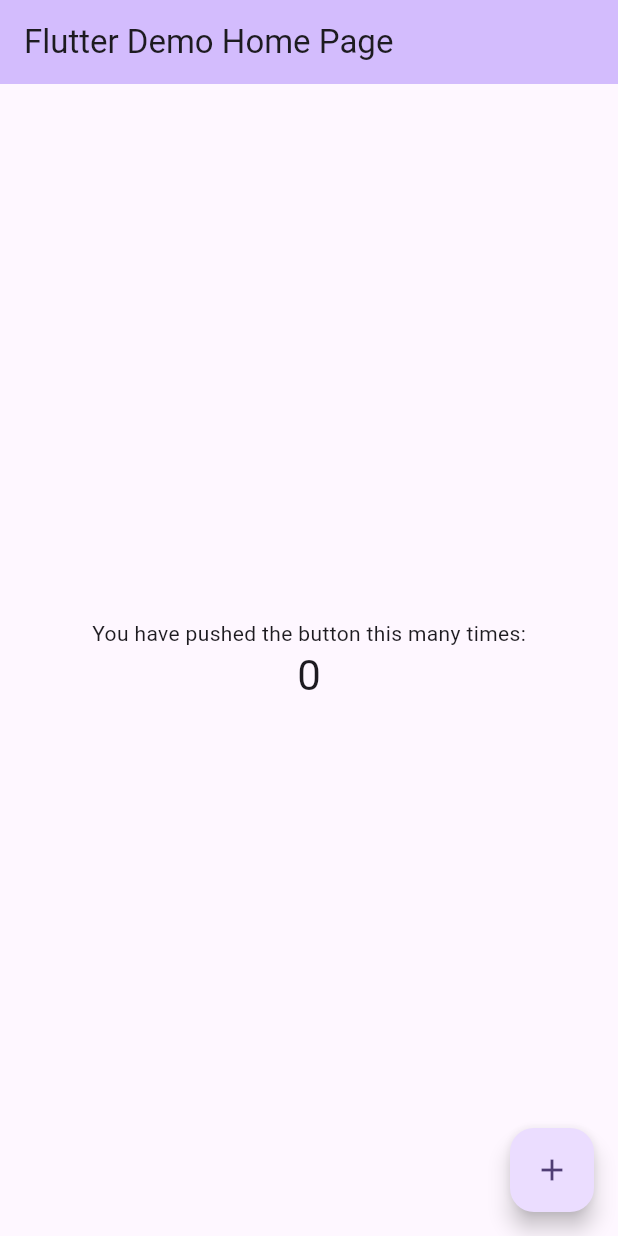
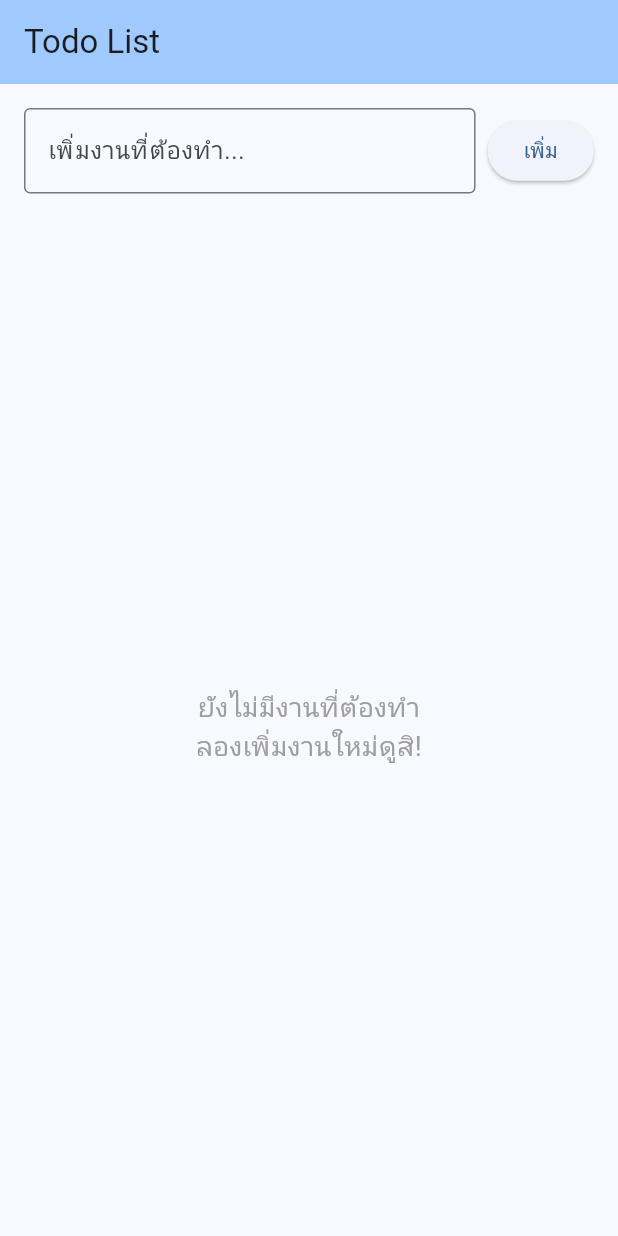
Before and after one commit to yokiieten/todolist, a Flutter app: the screen it shows after launch, on a phone screen of 412 x 824 dp. Run offline on Flutter 3.47's test engine with Material 3 defaults, Android fonts, the phone set to English and light mode, and no system bars.

Commit message:
add begin

```diff
--- a/lib/main.dart
+++ b/lib/main.dart
@@ -7,116 +7,110 @@ void main() {
 class MyApp extends StatelessWidget {
   const MyApp({super.key});
 
-  // This widget is the root of your application.
   @override
   Widget build(BuildContext context) {
     return MaterialApp(
-      title: 'Flutter Demo',
+      title: 'Todo List App',
       theme: ThemeData(
-        // This is the theme of your application.
-        //
-        // TRY THIS: Try running your application with "flutter run". You'll see
-        // the application has a purple toolbar. Then, without quitting the app,
-        // try changing the seedColor in the colorScheme below to Colors.green
-        // and then invoke "hot reload" (save your changes or press the "hot
-        // reload" button in a Flutter-supported IDE, or press "r" if you used
-        // the command line to start the app).
-        //
-        // Notice that the counter didn't reset back to zero; the application
-        // state is not lost during the reload. To reset the state, use hot
-        // restart instead.
-        //
-        // This works for code too, not just values: Most code changes can be
-        // tested with just a hot reload.
-        colorScheme: ColorScheme.fromSeed(seedColor: Colors.deepPurple),
+        colorScheme: ColorScheme.fromSeed(seedColor: Colors.blue),
+        useMaterial3: true,
       ),
-      home: const MyHomePage(title: 'Flutter Demo Home Page'),
+      home: const TodoListPage(),
     );
   }
 }
 
-class MyHomePage extends StatefulWidget {
-  const MyHomePage({super.key, required this.title});
-
-  // This widget is the home page of your application. It is stateful, meaning
-  // that it has a State object (defined below) that contains fields that affect
-  // how it looks.
-
-  // This class is the configuration for the state. It holds the values (in this
-  // case the title) provided by the parent (in this case the App widget) and
-  // used by the build method of the State. Fields in a Widget subclass are
-  // always marked "final".
-
-  final String title;
+class TodoListPage extends StatefulWidget {
+  const TodoListPage({super.key});
 
   @override
-  State<MyHomePage> createState() => _MyHomePageState();
+  State<TodoListPage> createState() => _TodoListPageState();
 }
 
-class _MyHomePageState extends State<MyHomePage> {
-  int _counter = 0;
+class _TodoListPageState extends State<TodoListPage> {
+  final List<String> _todos = [];
+  final TextEditingController _controller = TextEditingController();
 
-  void _incrementCounter() {
+  void _addTodo() {
+    if (_controller.text.isNotEmpty) {
+      setState(() {
+        _todos.add(_controller.text);
+        _controller.clear();
+      });
+    }
+  }
+
+  void _removeTodo(int index) {
     setState(() {
-      // This call to setState tells the Flutter framework that something has
-      // changed in this State, which causes it to rerun the build method below
-      // so that the display can reflect the updated values. If we changed
-      // _counter without calling setState(), then the build method would not be
-      // called again, and so nothing would appear to happen.
-      _counter++;
+      _todos.removeAt(index);
     });
   }
 
   @override
   Widget build(BuildContext context) {
-    // This method is rerun every time setState is called, for instance as done
-    // by the _incrementCounter method above.
-    //
-    // The Flutter framework has been optimized to make rerunning build methods
-    // fast, so that you can just rebuild anything that needs updating rather
-    // than having to individually change instances of widgets.
     return Scaffold(
       appBar: AppBar(
-        // TRY THIS: Try changing the color here to a specific color (to
-        // Colors.amber, perhaps?) and trigger a hot reload to see the AppBar
-        // change color while the other colors stay the same.
         backgroundColor: Theme.of(context).colorScheme.inversePrimary,
-        // Here we take the value from the MyHomePage object that was created by
-        // the App.build method, and use it to set our appbar title.
-        title: Text(widget.title),
+        title: const Text('Todo List'),
       ),
-      body: Center(
-        // Center is a layout widget. It takes a single child and positions it
-        // in the middle of the parent.
-        child: Column(
-          // Column is also a layout widget. It takes a list of children and
-          // arranges them vertically. By default, it sizes itself to fit its
-          // children horizontally, and tries to be as tall as its parent.
-          //
-          // Column has various properties to control how it sizes itself and
-          // how it positions its children. Here we use mainAxisAlignment to
-          // center the children vertically; the main axis here is the vertical
-          // axis because Columns are vertical (the cross axis would be
-          // horizontal).
-          //
-          // TRY THIS: Invoke "debug painting" (choose the "Toggle Debug Paint"
-          // action in the IDE, or press "p" in the console), to see the
-          // wireframe for each widget.
-          mainAxisAlignment: MainAxisAlignment.center,
-          children: <Widget>[
-            const Text('You have pushed the button this many times:'),
-            Text(
-              '$_counter',
-              style: Theme.of(context).textTheme.headlineMedium,
+      body: Column(
+        children: [
+          // Input section
+          Padding(
+            padding: const EdgeInsets.all(16.0),
+            child: Row(
+              children: [
+                Expanded(
+                  child:
+                  TextField(
+                    controller: _controller,
+                    decoration: const InputDecoration(
+                      hintText: 'เพิ่มงานที่ต้องทำ...',
+                      border: OutlineInputBorder(),
+                    ),
+                    onSubmitted: (_) => _addTodo(),
+                  ),
+                ),
+                const SizedBox(width: 8),
+                ElevatedButton(
+                  onPressed: _addTodo,
+                  child: const Text('เพิ่ม'),
+                ),
+              ],
             ),
-          ],
-        ),
+          ),
+          // Todo list
+          Expanded(
+            child: _todos.isEmpty
+                ? const Center(
+                    child: Text(
+                      'ยังไม่มีงานที่ต้องทำ\nลองเพิ่มงานใหม่ดูสิ!',
+                      textAlign: TextAlign.center,
+                      style: TextStyle(fontSize: 18, color: Colors.grey),
+                    ),
+                  )
+                : ListView.builder(
+                    itemCount: _todos.length,
+                    itemBuilder: (context, index) {
+                      return ListTile(
+                        leading: const Icon(Icons.check_box_outline_blank),
+                        title: Text(_todos[index]),
+                        trailing: IconButton(
+                          icon: const Icon(Icons.delete, color: Colors.red),
+                          onPressed: () => _removeTodo(index),
+                        ),
+                      );
+                    },
+                  ),
+          ),
+        ],
       ),
-      floatingActionButton: FloatingActionButton(
-        onPressed: _incrementCounter,
-        tooltip: 'Increment',
-        child: const Icon(Icons.add),
-      ), // This trailing comma makes auto-formatting nicer for build methods.
     );
   }
+
+  @override
+  void dispose() {
+    _controller.dispose();
+    super.dispose();
+  }
 }
```
Also changed, not shown: 9 other files.
